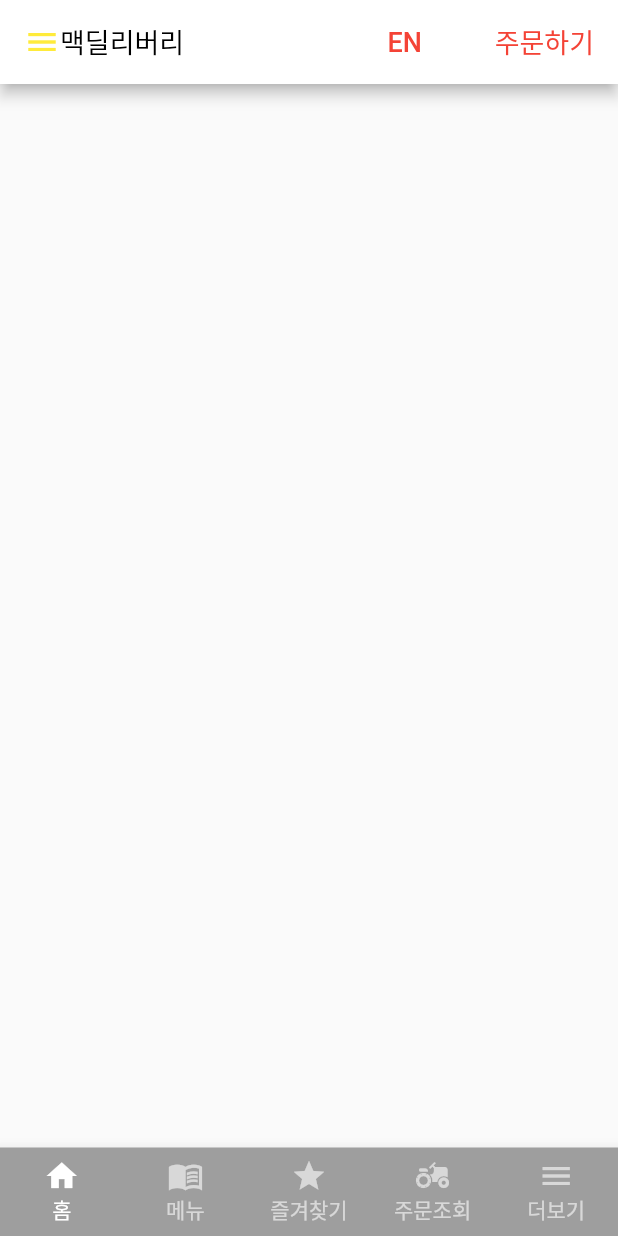
After one commit to ByeonJaeJeong/flutter_app_templete, a Flutter app: the screen it shows after launch, on a phone screen of 412 x 824 dp. The commit adds this screen. Run offline on Flutter 3.47's test engine with Material 2 defaults, Android fonts, the phone set to English and light mode, and no system bars; our stand-ins replace fluttertoast.

Commit message:
McDelivery APP UI update

```diff
--- a/lib/main.dart
+++ b/lib/main.dart
@@ -2,39 +2,152 @@ import 'package:flutter/material.dart';
 import 'package:flutter_app_templete/pages/auth_page.dart';
 import 'package:flutter_app_templete/pages/my_home.dart';
 import 'package:flutter_app_templete/provider/page_notifier.dart';
+import 'package:flutter_app_templete/screen/home.dart';
+import 'package:flutter_app_templete/screen/menu.dart';
+import 'package:flutter_app_templete/screen/more.dart';
+import 'package:flutter_app_templete/screen/order_check.dart';
+import 'package:flutter_app_templete/screen/star.dart';
 import 'package:provider/provider.dart';
 
-void main() {
-  runApp(MyApp());
-}
+void main() => runApp(MyApp());
+
 
 class MyApp extends StatelessWidget {
-  // This widget is the root of your application.
-  String currentPage = MyHomePage.pageName;
-
+  //String currentPage = MyHomePage.pageName;
 
   @override
   Widget build(BuildContext context) {
+    return MaterialApp(
+      title : "Flutter Bottomnavigation",
+      theme:  ThemeData(
+        primarySwatch: Colors.blue
+      ),
+      home: BottomNavi(),
+    );
+  }
+}
+
+
+class BottomNavi extends StatefulWidget{
+  @override
+  State<StatefulWidget> createState() => _BottomNaviState();
+
+}
+class _BottomNaviState extends State<BottomNavi>{
+  int _counter = 0;
+  int _currenttIndex = 0;
+  final List<Widget> _pages=[Home(),Menu(),Star(),OrderCheck(),More()];
+
+  void _onTab(int index){
+    setState(() {
+      _currenttIndex= index;
+    });
+  }
+
+  void _incrementCounter(){
+    setState(() {
+      _counter++;
+    });
+  }
+
+  @override
+  Widget build(BuildContext context) {
+
+    return Scaffold(
+      body: _pages[_currenttIndex],
+      bottomNavigationBar: BottomNavigationBar(
+        type: BottomNavigationBarType.fixed,
+        backgroundColor: Colors.grey,
+        selectedItemColor: Colors.white,
+        unselectedItemColor: Colors.white.withOpacity(.60),
+        selectedFontSize: 14,
+        unselectedFontSize: 14,
+        currentIndex: _currenttIndex,
+        onTap: _onTab,
+        items: [
+          BottomNavigationBarItem(
+              icon: Icon(Icons.home),
+              label: "홈"
+          ),
+          BottomNavigationBarItem(
+              icon: Icon(Icons.menu_book_sharp),
+              label: "메뉴"
+          ),
+          BottomNavigationBarItem(
+              icon: Icon(Icons.star),
+              label: "즐겨찾기"
+          ),
+          BottomNavigationBarItem(
+              icon: Icon(Icons.agriculture),
+              label: "주문조회"
+          ),
+          BottomNavigationBarItem(
+              icon: Icon(Icons.menu),
+              label: "더보기"
+          )
+        ],
+      ),
+    );
+  }
+}
+
+/*body: Center(
+child: _pages[_selectedIndex]),
+bottomNavigationBar: BottomNavigationBar(
+type: BottomNavigationBarType.fixed,
+backgroundColor: Colors.grey,
+selectedItemColor: Colors.white,
+unselectedItemColor: Colors.white.withOpacity(.60),
+selectedFontSize: 14,
+unselectedFontSize: 14,
+currentIndex:  _selectedIndex,
+onTap: (int index){
+setState(() {
+_selectedIndex = index;
+});
+},
+items: [
+BottomNavigationBarItem(
+icon: Icon(Icons.home),
+label: "홈"
+),
+BottomNavigationBarItem(
+icon: Icon(Icons.menu_book_sharp),
+label: "메뉴"
+),
+BottomNavigationBarItem(
+icon: Icon(Icons.star),
+label: "즐겨찾기"
+),
+BottomNavigationBarItem(
+icon: Icon(Icons.agriculture),
+label: "주문조회"
+),
+BottomNavigationBarItem(
+icon: Icon(Icons.menu),
+label: "더보기"
+)
+],
+),
+*/
+
+
+/*
 return MultiProvider(
-        providers: [ChangeNotifierProvider(create: (_)
-    =>
-        PageNotifier()
-    )],
+providers: [ChangeNotifierProvider(create: (_) => PageNotifier())],
 child: MaterialApp(
 title: 'Flutter Demo',
 home: Consumer<PageNotifier>(
-    builder: (context,pageNotifier, child){
+builder: (context, pageNotifier, child) {
 return Navigator(
 pages: [
 MaterialPage(
 key: ValueKey(MyHomePage.pageName),
 child: MyHomePage(title: 'Flutter Demo Home Page')),
-    if(pageNotifier.currentPage == AuthPage.pageName) AuthPage(),
-
-
-    ],//page 는 밑에있을수록 앞에 보임
+if (pageNotifier.currentPage == AuthPage.pageName) AuthPage(),
+], //page 는 밑에있을수록 앞에 보임
 onPopPage: (route, result) {
-    if(!route.didPop(result)){
+if (!route.didPop(result)) {
 //지금 이루트가 다끝났어?
 return false;
 }
@@ -44,6 +157,4 @@ class MyApp extends StatelessWidget {
 },
 ),
 ),
-    );
-    }
-}
+);*/
--- /dev/null
+++ b/lib/screen/home.dart
@@ -0,0 +1,36 @@
+import 'package:flutter/material.dart';
+
+class Home extends StatefulWidget{
+  @override
+  State<StatefulWidget> createState() =>_HomeState();
+
+}
+
+class _HomeState extends State<Home>{
+  int _counter =0;
+
+  void _incrementCounter(){
+    setState(() {
+      _counter++;
+    });
+  }
+
+  @override
+  Widget build(BuildContext context) {
+    return Scaffold(
+      appBar: AppBar(
+        backgroundColor: Colors.white,
+        // Here we take the value from the MyHomePage object that was created by
+        // the App.build method, and use it to set our appbar title.
+        title: Row(children:<Widget>[Icon(Icons.menu,color: Colors.yellow,),Text("맥딜리버리",style: TextStyle(color: Colors.black,fontSize: 18))]),
+        actions: [
+          FlatButton(onPressed: (){}, child: Text("EN",style: TextStyle(fontSize: 18)),textColor: Colors.red),
+          FlatButton(onPressed: (){}, child: Text("주문하기",style: TextStyle(fontSize: 18)),textColor: Colors.red),
+          /*  IconButton(icon: Icon(Icons.login), onPressed: (){
+            Provider.of<PageNotifier>(context,listen : false).goToOtherPage(AuthPage.pageName);
+          })*/
+        ],
+      ),
+    );
+  }
+}
```
Also changed, not shown: lib/pages/my_home.dart (+54 -15 lines), lib/screen/menu.dart (added, +34 -0 lines), lib/screen/more.dart (added, +38 -0 lines), lib/screen/order_check.dart (added, +38 -0 lines), lib/screen/star.dart (added, +31 -0 lines). Lines whose indentation alone changed are shown as unchanged.
